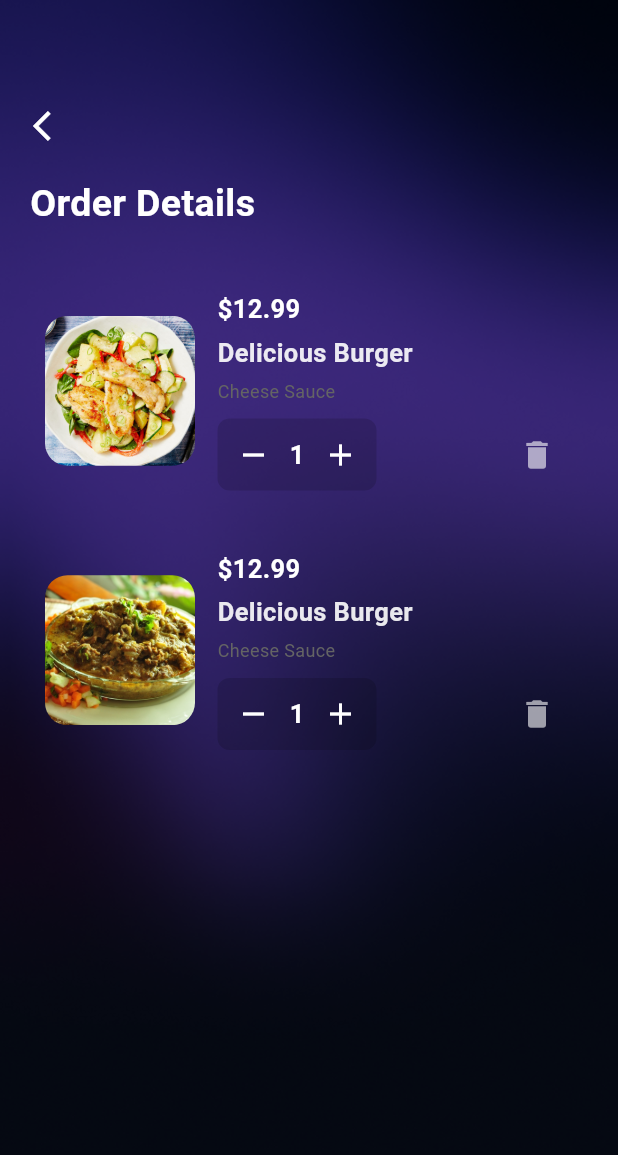
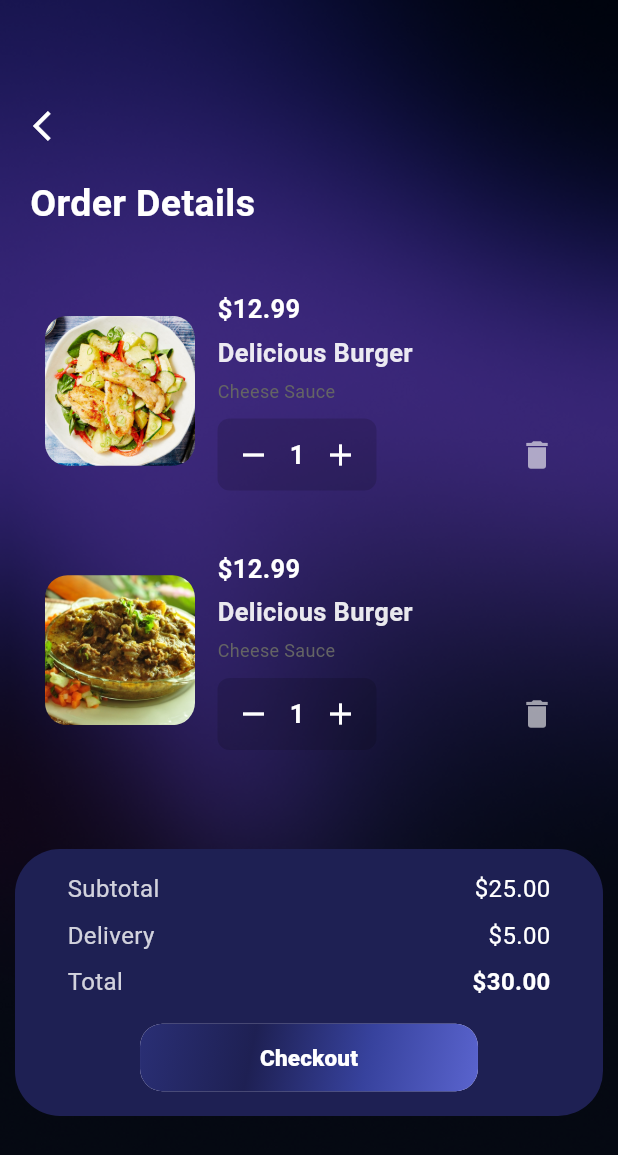
Before and after one commit to adeenazara2002/Flutter-final-hackathon, a Flutter app: the screen it shows after launch, on a phone screen of 412 x 824 dp. Shown: the top 1155 px of the screen. Run offline on Flutter 3.47's test engine with Material 3 defaults, Android fonts, the phone set to English and light mode, and no system bars; missing offline and left inert: dart:ffi.

Commit message:
Order details Screen

```diff
--- /dev/null
+++ b/lib/Screens/Order/bottomNavigation.dart
@@ -0,0 +1,114 @@
+import 'package:flutter/material.dart';
+
+class BottomSummaryContainer extends StatelessWidget {
+  final String subtotal;
+  final String deliveryFee;
+  final String total;
+  final VoidCallback onCheckout;
+
+  BottomSummaryContainer({
+    required this.subtotal,
+    required this.deliveryFee,
+    required this.total,
+    required this.onCheckout,
+  });
+
+  @override
+  Widget build(BuildContext context) {
+    return Align(
+      alignment: Alignment.bottomCenter,
+      child: Container(
+        padding: EdgeInsets.symmetric(vertical: 15, horizontal: 35),
+        margin: EdgeInsets.all(10),
+        decoration: BoxDecoration(
+          color: Color.fromRGBO(30, 32, 83, 1.0),
+          borderRadius: BorderRadius.only(
+            topLeft: Radius.circular(30), // More rounded top corners
+            topRight: Radius.circular(30),
+            bottomLeft: Radius.circular(30), // Less rounded bottom corners
+            bottomRight: Radius.circular(30),
+          ),
+        ),
+        child: Column(
+          mainAxisSize: MainAxisSize.min,
+          children: [
+            // Subtotal Row
+            _buildSummaryRow("Subtotal", subtotal),
+            SizedBox(height: 8),
+            // Delivery Fee Row
+            _buildSummaryRow("Delivery", deliveryFee),
+            SizedBox(height: 8),
+            // Total Row
+            _buildSummaryRow("Total", total, isBold: true),
+            SizedBox(height: 15),
+             ElevatedButton(
+                    onPressed: () {
+                      // Navigator.push(
+                      //   context,
+                      //   MaterialPageRoute(
+                      //       builder: (context) => OrderDetailsScreen()),
+                      // );
+                    },
+                    style: ElevatedButton.styleFrom(
+                      elevation: 0,
+                      padding: EdgeInsets.zero,
+                      shape: RoundedRectangleBorder(
+                        borderRadius: BorderRadius.circular(15.0),
+                      ),
+                    ),
+                    child: Container(
+                      decoration: BoxDecoration(
+                        gradient: LinearGradient(
+                          colors: [
+                            Color.fromRGBO(42, 47, 117, 1.0),
+                            Color.fromRGBO(30, 32, 83, 1.0),
+                            Color.fromRGBO(55, 66, 157, 1.0),
+                            Color.fromRGBO(90, 100, 206, 1.0)
+                          ],
+                          begin: Alignment.topLeft,
+                          end: Alignment.bottomRight,
+                        ),
+                        borderRadius: BorderRadius.circular(15.0),
+                      ),
+                      padding: const EdgeInsets.symmetric(
+                          horizontal: 80.0, vertical: 12.0),
+                      child: Text(
+                        'Checkout',
+                        style: TextStyle(
+                          fontSize: 15.0,
+                          fontWeight: FontWeight.w800,
+                          color: Colors.white,
+                        ),
+                      ),
+                    ),
+                  ),
+          ],
+        ),
+      ),
+    );
+  }
+
+  // Helper method to create each row in the summary
+  Widget _buildSummaryRow(String label, String amount, {bool isBold = false}) {
+    return Row(
+      mainAxisAlignment: MainAxisAlignment.spaceBetween,
+      children: [
+        Text(
+          label,
+          style: TextStyle(
+            fontSize: 16,
+            color: Colors.white.withOpacity(0.8),
+          ),
+        ),
+        Text(
+          amount,
+          style: TextStyle(
+            fontSize: 16,
+            fontWeight: isBold ? FontWeight.bold : FontWeight.normal,
+            color: Colors.white,
+          ),
+        ),
+      ],
+    );
+  }
+}
--- a/lib/Screens/Order/orderDetails.dart
+++ b/lib/Screens/Order/orderDetails.dart
@@ -4,6 +4,7 @@ import 'dart:ui';
 import 'package:finalhackathonapplication/Screens/Home/DetailsContainer.dart';
 import 'package:finalhackathonapplication/Screens/Home/categoryContainer.dart';
 import 'package:finalhackathonapplication/Screens/Menu/menuScreen.dart';
+import 'package:finalhackathonapplication/Screens/Order/bottomNavigation.dart';
 import 'package:finalhackathonapplication/Screens/Order/orderWidget.dart';
 import 'package:flutter/cupertino.dart';
 import 'package:flutter/material.dart';
@@ -30,11 +31,15 @@ class OrderDetailsScreen extends StatelessWidget {
                   children: [
                     SizedBox(width: 10),
                     IconButton(
-                      icon: Icon(Icons.arrow_back_ios, color: Colors.white),
-                      onPressed: () {
-                        Navigator.pop(context);
-                      },
-                    ),
+  icon: Icon(Icons.arrow_back_ios, color: Colors.white),
+  onPressed: () {
+    Navigator.push(
+      context,
+      MaterialPageRoute(builder: (context) => MenuScreen()),
+    );
+  },
+),
+
                   ],
                 ),
                 SizedBox(height: 10),
@@ -70,6 +75,15 @@ class OrderDetailsScreen extends StatelessWidget {
                     print("Item count: $count");
                   },
                 ),
+      SizedBox(height: 36,),
+                   BottomSummaryContainer(
+            subtotal: "\$25.00",
+            deliveryFee: "\$5.00",
+            total: "\$30.00",
+            onCheckout: () {
+              // Handle checkout action
+            },
+          ),
               ],
             ),
           ),
```
